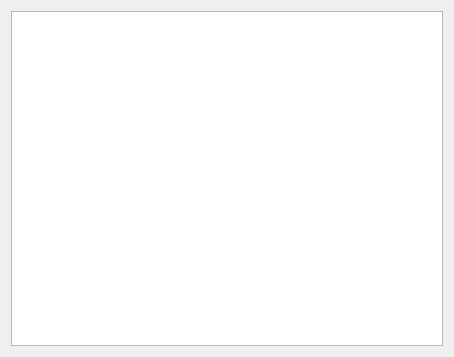
The window that gui/showRtcm.ui (linlintaotao/trident3.0) describes before a commit, drawn with Qt 5.
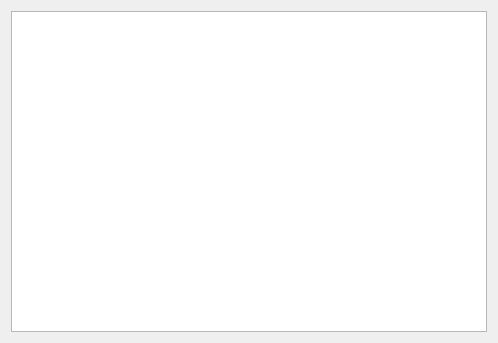
The same window after the commit.

What changed in the file:
```diff
--- a/gui/showRtcm.ui
+++ b/gui/showRtcm.ui
@@ -6,8 +6,8 @@
    <rect>
     <x>0</x>
     <y>0</y>
-    <width>454</width>
-    <height>357</height>
+    <width>498</width>
+    <height>343</height>
    </rect>
   </property>
   <property name="windowTitle">
```
